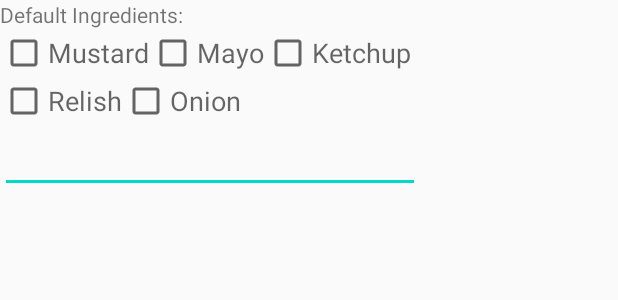
After one commit to Early-Bird-Two-Touch-Point-of-Sale/SylvanCombinedUI, an Android app: the layout hotdog_checkbox.xml on its own in the app's theme, with its tools: preview values and no code run, on a phone screen of 412 x 824 dp. The commit adds this screen. Shown: the top 300 px of the screen. Run offline under Robolectric (Android 15) with nearby library versions, the phone set to English and light mode, and no system bars.

Commit message:
Began adding hotDog stuff.

```diff
--- /dev/null
+++ b/app/src/main/res/layout/hotdog_checkbox.xml
@@ -0,0 +1,91 @@
+<?xml version="1.0" encoding="utf-8"?>
+<RelativeLayout xmlns:android="http://schemas.android.com/apk/res/android"
+    android:layout_width="match_parent" android:layout_height="match_parent">
+
+    <CheckBox
+        android:id="@+id/onionHotDogBox"
+        style="?android:attr/textAppearanceMedium"
+        android:layout_width="wrap_content"
+        android:layout_height="wrap_content"
+        android:layout_below="@+id/mayoHotDogBox"
+        android:layout_marginStart="0dp"
+        android:layout_marginLeft="0dp"
+        android:layout_marginTop="0dp"
+        android:layout_toEndOf="@+id/relishHotDogBox"
+        android:layout_toRightOf="@+id/relishHotDogBox"
+        android:text="Onion" />
+
+    <CheckBox
+        android:id="@+id/relishHotDogBox"
+        style="?android:attr/textAppearanceMedium"
+        android:layout_width="wrap_content"
+        android:layout_height="wrap_content"
+        android:layout_below="@+id/mustardHotDogBox"
+        android:layout_alignParentStart="true"
+        android:layout_alignParentLeft="true"
+        android:layout_marginStart="0dp"
+        android:layout_marginLeft="0dp"
+        android:layout_marginTop="0dp"
+        android:text="Relish" />
+
+    <TextView
+        android:id="@+id/defaultHotDogText"
+        android:layout_width="wrap_content"
+        android:layout_height="wrap_content"
+        android:layout_alignParentStart="true"
+        android:layout_alignParentLeft="true"
+        android:layout_alignParentTop="true"
+        android:layout_marginStart="0dp"
+        android:layout_marginLeft="0dp"
+        android:layout_marginTop="0dp"
+        android:text="Default Ingredients:" />
+
+    <CheckBox
+        android:id="@+id/mustardHotDogBox"
+        style="?android:attr/textAppearanceMedium"
+        android:layout_width="wrap_content"
+        android:layout_height="wrap_content"
+        android:layout_below="@+id/defaultHotDogText"
+        android:layout_alignParentStart="true"
+        android:layout_alignParentLeft="true"
+        android:text="Mustard"/>
+
+    <CheckBox
+        android:id="@+id/mayoHotDogBox"
+        style="?android:attr/textAppearanceMedium"
+        android:layout_width="wrap_content"
+        android:layout_height="wrap_content"
+        android:layout_below="@+id/defaultHotDogText"
+        android:layout_marginStart="0dp"
+        android:layout_marginLeft="0dp"
+        android:layout_marginTop="0dp"
+        android:layout_toEndOf="@+id/mustardHotDogBox"
+        android:layout_toRightOf="@+id/mustardHotDogBox"
+        android:text="Mayo" />
+
+    <CheckBox
+        android:id="@+id/ketchupHotDogBox"
+        style="?android:attr/textAppearanceMedium"
+        android:layout_width="wrap_content"
+        android:layout_height="wrap_content"
+        android:layout_below="@+id/defaultHotDogText"
+        android:layout_marginStart="0dp"
+        android:layout_marginLeft="0dp"
+        android:layout_marginTop="0dp"
+        android:layout_toEndOf="@+id/mayoHotDogBox"
+        android:layout_toRightOf="@+id/mayoHotDogBox"
+        android:text="Ketchup" />
+
+    <EditText
+        android:id="@+id/hotDogEditText"
+        android:layout_width="280dp"
+        android:layout_height="wrap_content"
+        android:layout_below="@+id/relishHotDogBox"
+        android:layout_alignParentStart="true"
+        android:layout_alignParentLeft="true"
+        android:layout_marginStart="0dp"
+        android:layout_marginLeft="0dp"
+        android:layout_marginTop="0dp" />
+
+
+</RelativeLayout>
--- a/app/src/main/res/values/strings.xml
+++ b/app/src/main/res/values/strings.xml
@@ -22,4 +22,6 @@
     <string name = "fish_burger_name">Fish Burger</string>
     <string name = "veggie_burger_name">Veggie Burger</string>
     <string name = "kids_meal_name">Kids Meal</string>
+    <string name = "beef_dog_name">All Beef Dog</string>
+    <string name = "polish_dog_name">Polish Dog</string>
 </resources>
```
Also changed, not shown: app/src/main/java/com/example/sylvancombinedui/MenuActivity.java (+83 -0 lines).
